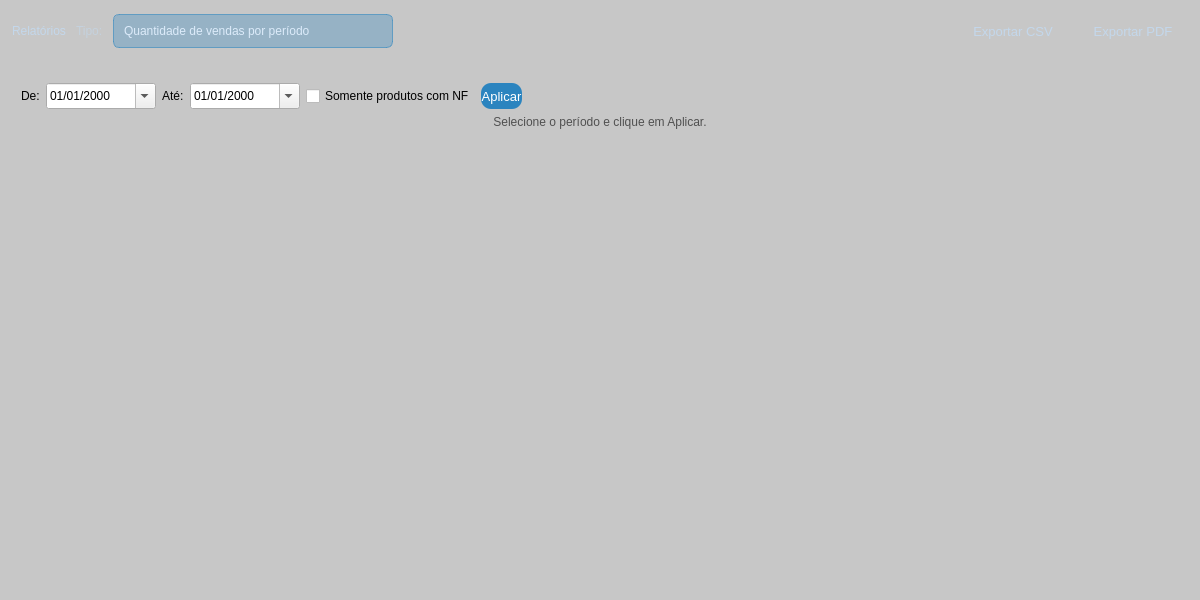
Qt form src/relatorios.ui (GabR36/QEstoqueLoja) before a commit.
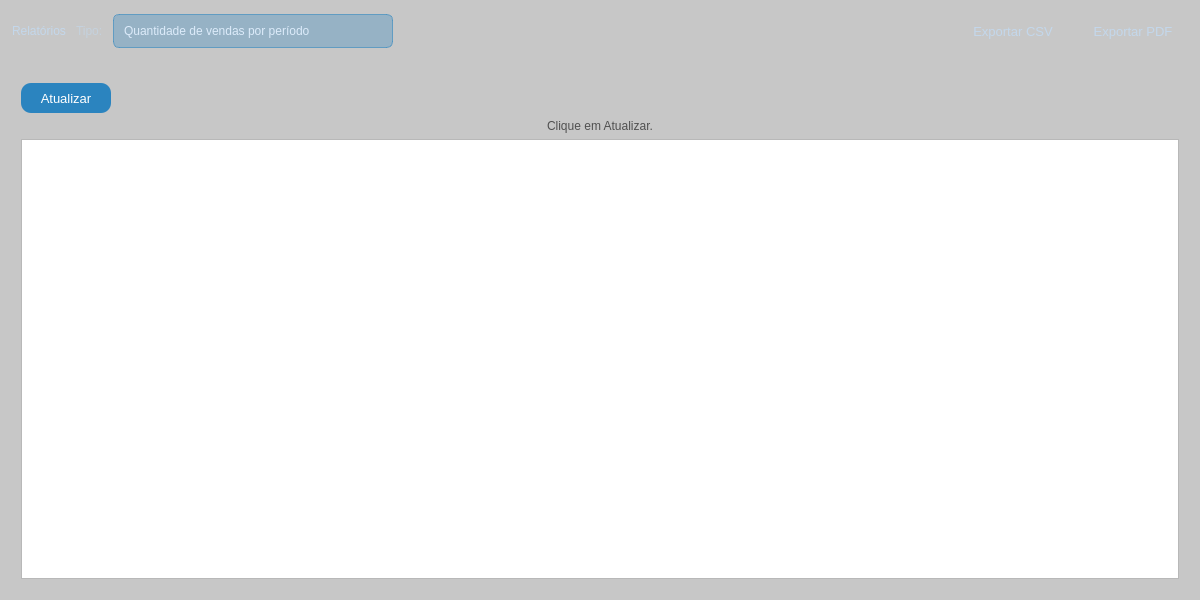
The same form after that commit. The open tabs and pages were chosen to show the change.

Commit message: relatorio clientes inadimplentes #100

```diff
--- a/src/relatorios.ui
+++ b/src/relatorios.ui
@@ -636,8 +636,21 @@
            </item>
            <item>
             <widget class="QPushButton" name="Btn_AplicarInv">
-             <property name="text"><string>Aplicar</string></property>
-             <property name="maximumSize"><size><width>80</width><height>30</height></size></property>
+             <property name="minimumSize">
+              <size>
+               <width>90</width>
+               <height>0</height>
+              </size>
+             </property>
+             <property name="maximumSize">
+              <size>
+               <width>80</width>
+               <height>30</height>
+              </size>
+             </property>
+             <property name="text">
+              <string>Aplicar</string>
+             </property>
             </widget>
            </item>
            <item>
@@ -720,6 +733,75 @@
          </item>
         </layout>
        </widget>
+       <widget class="QWidget" name="page_inadimplentes">
+        <layout class="QVBoxLayout" name="verticalLayout_inadimplentes">
+         <item>
+          <layout class="QHBoxLayout" name="filterBar_Inadimplentes">
+           <property name="spacing">
+            <number>6</number>
+           </property>
+           <item>
+            <widget class="QPushButton" name="Btn_AplicarInadimplentes">
+             <property name="minimumSize">
+              <size>
+               <width>90</width>
+               <height>30</height>
+              </size>
+             </property>
+             <property name="maximumSize">
+              <size>
+               <width>90</width>
+               <height>30</height>
+              </size>
+             </property>
+             <property name="text">
+              <string>Atualizar</string>
+             </property>
+            </widget>
+           </item>
+           <item>
+            <spacer>
+             <property name="orientation">
+              <enum>Qt::Orientation::Horizontal</enum>
+             </property>
+             <property name="sizeHint" stdset="0">
+              <size>
+               <width>40</width>
+               <height>20</height>
+              </size>
+             </property>
+            </spacer>
+           </item>
+          </layout>
+         </item>
+         <item>
+          <widget class="QLabel" name="Lbl_InadimplentesStatus">
+           <property name="styleSheet">
+            <string notr="true">font: 10pt &quot;Segoe UI&quot;; color: rgb(80,80,80);</string>
+           </property>
+           <property name="text">
+            <string>Clique em Atualizar.</string>
+           </property>
+           <property name="alignment">
+            <set>Qt::AlignmentFlag::AlignCenter</set>
+           </property>
+          </widget>
+         </item>
+         <item>
+          <widget class="QTableView" name="Tview_Inadimplentes">
+           <property name="editTriggers">
+            <set>QAbstractItemView::EditTrigger::NoEditTriggers</set>
+           </property>
+           <property name="selectionBehavior">
+            <enum>QAbstractItemView::SelectionBehavior::SelectRows</enum>
+           </property>
+           <property name="sortingEnabled">
+            <bool>false</bool>
+           </property>
+          </widget>
+         </item>
+        </layout>
+       </widget>
       </widget>
      </item>
     </layout>
```
Left out of the diff: 639 changed lines with no effect on the pictures. The commit also changes 7 other files.
